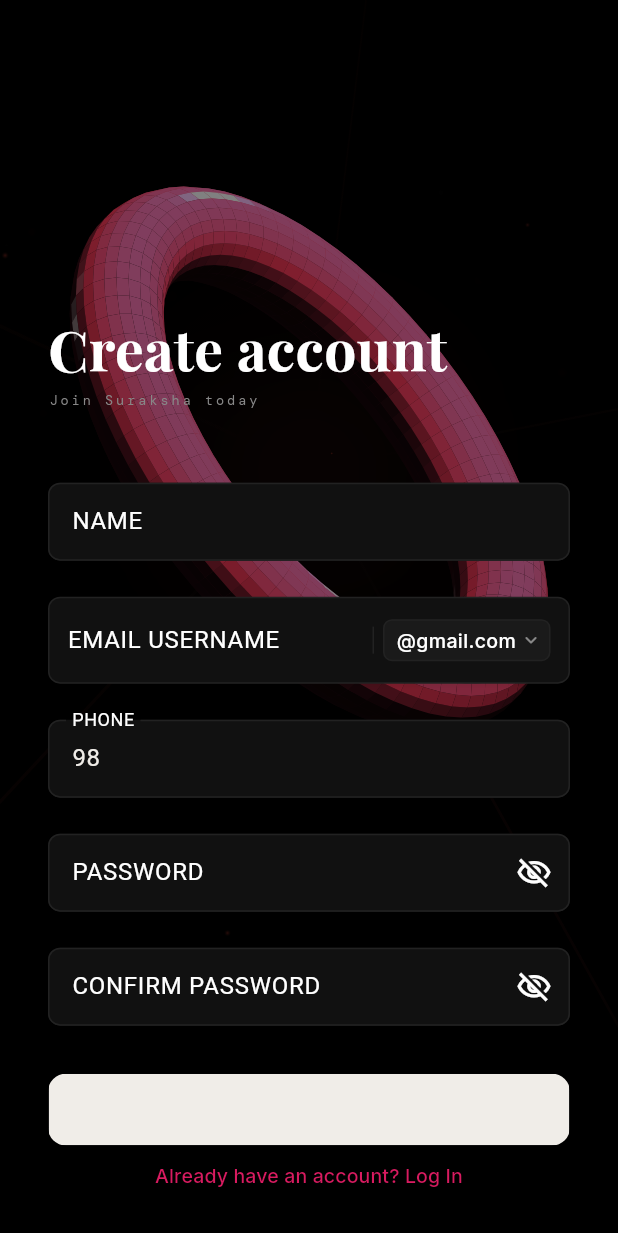
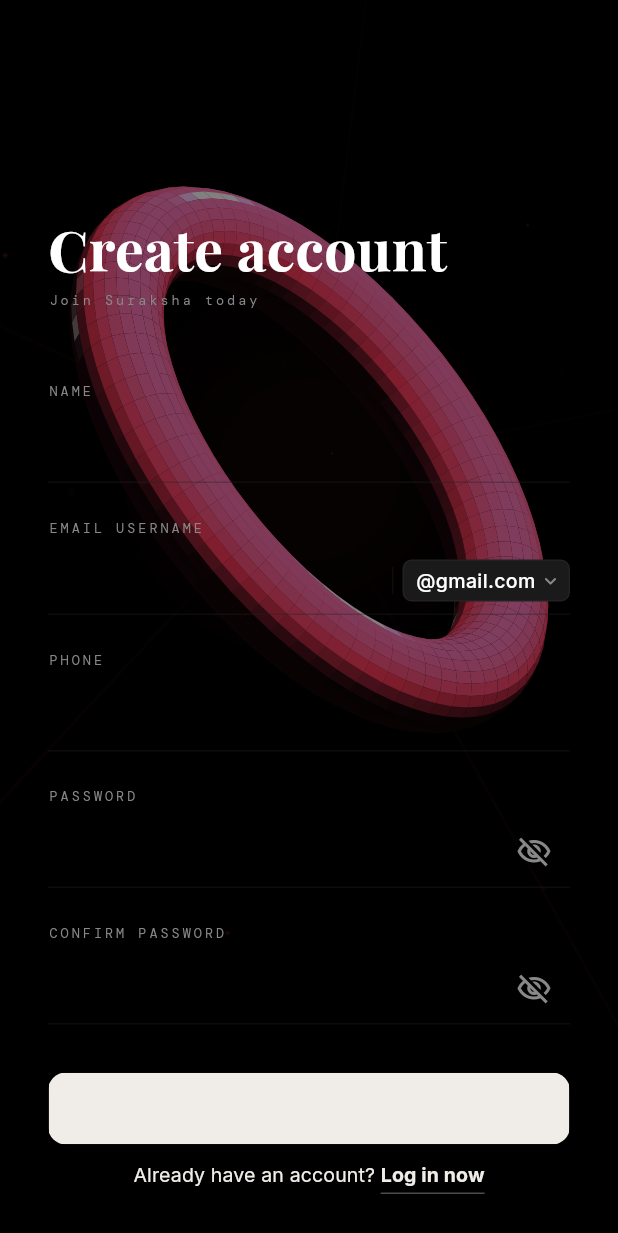
Before and after one commit to ujwalbholan/surakshya-MobileApp, a Flutter app: the SignupScreen screen opened by its route, on a phone screen of 412 x 824 dp. Shown: the top 1233 px of the screen. Run offline on Flutter 3.47's test engine with Material 3 defaults, Android fonts, the phone set to English and light mode, and no system bars; our stand-ins replace battery_plus, flutter_blue_plus, flutter_local_notifications, flutter_map, flutter_riverpod, flutter_secure_storage and 9 more; missing offline and left inert: surakshya; accounts and stored records are empty.

Commit message:
Similar changes done to the Create Account Screen's texfield as the Log In screen to match

```diff
--- a/lib/features/auth/signup_screen.dart
+++ b/lib/features/auth/signup_screen.dart
@@ -1,17 +1,19 @@
 library signup_screen;
 
 import 'package:flutter/material.dart';
+import 'package:flutter/services.dart';
 import 'package:flutter_riverpod/flutter_riverpod.dart';
 import 'package:go_router/go_router.dart';
 import 'package:suraksha/core/constants/copy_constants.dart';
 import 'package:suraksha/core/utils/email_utils.dart';
 import 'package:suraksha/features/auth/auth_provider.dart';
 import 'package:suraksha/features/auth/widgets/auth_cinematic_background.dart';
-import 'package:suraksha/features/auth/widgets/auth_field_decoration.dart';
 import 'package:suraksha/features/auth/widgets/auth_footer_link.dart';
+import 'package:suraksha/features/auth/widgets/auth_register_prompt.dart';
 import 'package:suraksha/features/auth/widgets/auth_reveal_transition.dart';
 import 'package:suraksha/features/auth/widgets/auth_ticket_status_overlay.dart';
 import 'package:suraksha/features/auth/widgets/auth_ticket_status_presenter.dart';
+import 'package:suraksha/features/auth/widgets/auth_underline_field_style.dart';
 import 'package:suraksha/services/surakshya_api_service.dart';
 import 'package:suraksha/router/app_routes.dart';
 import 'package:suraksha/theme/suraksha_colors.dart';
@@ -30,7 +32,7 @@ class SignupScreen extends ConsumerStatefulWidget {
 class _SignupScreenState extends ConsumerState<SignupScreen> {
   final _nameController = TextEditingController();
   final _emailLocalController = TextEditingController();
-  final _phoneController = TextEditingController(text: '98');
+  final _phoneController = TextEditingController();
   final _passwordController = TextEditingController();
   String _emailDomain = EmailDomains.defaultSelected;
   final _confirmPasswordController = TextEditingController();
@@ -74,10 +76,10 @@ class _SignupScreenState extends ConsumerState<SignupScreen> {
       return;
     }
 
-    if (phone.length < 10) {
+    if (phone.length != 10) {
       _statusPresenter.showError(
         'Invalid phone',
-        'Please enter a valid phone number',
+        'Please enter a 10-digit phone number',
       );
       return;
     }
@@ -177,43 +179,56 @@ class _SignupScreenState extends ConsumerState<SignupScreen> {
                               Text(CopyConstants.signupSubtitle,
                                   style: SurakshaTypography.monoLabel),
                               const SizedBox(height: S.xl2),
+                              const AuthFieldLabel('NAME'),
+                              const SizedBox(height: kFieldLabelGap),
                               TextField(
                                 controller: _nameController,
+                                keyboardType: TextInputType.name,
+                                autocorrect: false,
                                 style: const TextStyle(color: surakshaAuthText),
-                                decoration:
-                                    authFieldDecoration(labelText: 'NAME'),
+                                cursorColor: kFieldUnderlineFocused,
+                                decoration: authUnderlineFieldDecoration(),
                               ),
                               const SizedBox(height: S.lg),
+                              const AuthFieldLabel('EMAIL USERNAME'),
+                              const SizedBox(height: kFieldLabelGap),
                               SurakshaEmailInput(
                                 localPartController: _emailLocalController,
                                 initialDomain: _emailDomain,
                                 placeholder: 'EMAIL USERNAME',
                                 textInputAction: TextInputAction.next,
+                                style: SurakshaEmailInputStyle.underline,
                                 onDomainChanged: (domain) =>
                                     setState(() => _emailDomain = domain),
                               ),
                               const SizedBox(height: S.lg),
+                              const AuthFieldLabel('PHONE'),
+                              const SizedBox(height: kFieldLabelGap),
                               TextField(
                                 controller: _phoneController,
                                 keyboardType: TextInputType.phone,
+                                inputFormatters: [
+                                  FilteringTextInputFormatter.digitsOnly,
+                                ],
                                 style: const TextStyle(color: surakshaAuthText),
-                                decoration: authFieldDecoration(
-                                  labelText: 'PHONE',
-                                  hintText: '98XXXXXXXX',
-                                ),
+                                cursorColor: kFieldUnderlineFocused,
+                                decoration: authUnderlineFieldDecoration(),
                               ),
                               const SizedBox(height: S.lg),
+                              const AuthFieldLabel('PASSWORD'),
+                              const SizedBox(height: kFieldLabelGap),
                               TextField(
                                 controller: _passwordController,
                                 obscureText: _obscurePassword,
                                 style: const TextStyle(color: surakshaAuthText),
-                                decoration: authFieldDecoration(
-                                  labelText: 'PASSWORD',
+                                cursorColor: kFieldUnderlineFocused,
+                                decoration: authUnderlineFieldDecoration(
                                   suffixIcon: IconButton(
                                     icon: Icon(
                                       _obscurePassword
                                           ? Icons.visibility_off_outlined
                                           : Icons.visibility_outlined,
+                                      color: surakshaMuted,
                                     ),
                                     onPressed: () => setState(
                                       () =>
@@ -223,17 +238,20 @@ class _SignupScreenState extends ConsumerState<SignupScreen> {
                                 ),
                               ),
                               const SizedBox(height: S.lg),
+                              const AuthFieldLabel('CONFIRM PASSWORD'),
+                              const SizedBox(height: kFieldLabelGap),
                               TextField(
                                 controller: _confirmPasswordController,
                                 obscureText: _obscureConfirmPassword,
                                 style: const TextStyle(color: surakshaAuthText),
-                                decoration: authFieldDecoration(
-                                  labelText: 'CONFIRM PASSWORD',
+                                cursorColor: kFieldUnderlineFocused,
+                                decoration: authUnderlineFieldDecoration(
                                   suffixIcon: IconButton(
                                     icon: Icon(
                                       _obscureConfirmPassword
                                           ? Icons.visibility_off_outlined
                                           : Icons.visibility_outlined,
+                                      color: surakshaMuted,
                                     ),
                                     onPressed: () => setState(
                                       () => _obscureConfirmPassword =
@@ -252,8 +270,9 @@ class _SignupScreenState extends ConsumerState<SignupScreen> {
                                 ),
                               ),
                               const SizedBox(height: authFooterLinkTopGap),
-                              AuthFooterLink(
-                                label: 'Already have an account? Log In',
+                              AuthRegisterPrompt(
+                                prefix: 'Already have an account? ',
+                                action: 'Log in now',
                                 onPressed: () => context.go(AppRoutes.login),
                               ),
                             ],
--- a/lib/features/auth/widgets/auth_register_prompt.dart
+++ b/lib/features/auth/widgets/auth_register_prompt.dart
@@ -24,9 +24,13 @@ class AuthRegisterPrompt extends StatefulWidget {
   const AuthRegisterPrompt({
     super.key,
     required this.onPressed,
+    this.prefix = kRegisterPromptPrefix,
+    this.action = kRegisterPromptAction,
   });
 
   final VoidCallback onPressed;
+  final String prefix;
+  final String action;
 
   @override
   State<AuthRegisterPrompt> createState() => _AuthRegisterPromptState();
@@ -55,9 +59,9 @@ class _AuthRegisterPromptState extends State<AuthRegisterPrompt>
     decoration: TextDecoration.none,
   );
 
-  double get _actionWidth {
+  double _actionWidthFor(String action) {
     final painter = TextPainter(
-      text: TextSpan(text: kRegisterPromptAction, style: _actionStyle),
+      text: TextSpan(text: action, style: _actionStyle),
       textDirection: TextDirection.ltr,
       maxLines: 1,
     )..layout();
@@ -138,7 +142,7 @@ class _AuthRegisterPromptState extends State<AuthRegisterPrompt>
 
   @override
   Widget build(BuildContext context) {
-    final actionWidth = _actionWidth;
+    final actionWidth = _actionWidthFor(widget.action);
 
     return Center(
       child: Material(
@@ -159,12 +163,12 @@ class _AuthRegisterPromptState extends State<AuthRegisterPrompt>
               crossAxisAlignment: CrossAxisAlignment.baseline,
               textBaseline: TextBaseline.alphabetic,
               children: [
-                Text(kRegisterPromptPrefix, style: _prefixStyle),
+                Text(widget.prefix, style: _prefixStyle),
                 Column(
                   mainAxisSize: MainAxisSize.min,
                   crossAxisAlignment: CrossAxisAlignment.start,
                   children: [
-                    Text(kRegisterPromptAction, style: _actionStyle),
+                    Text(widget.action, style: _actionStyle),
                     const SizedBox(height: kRegisterBarGap),
                     _buildBar(actionWidth),
                   ],
```
